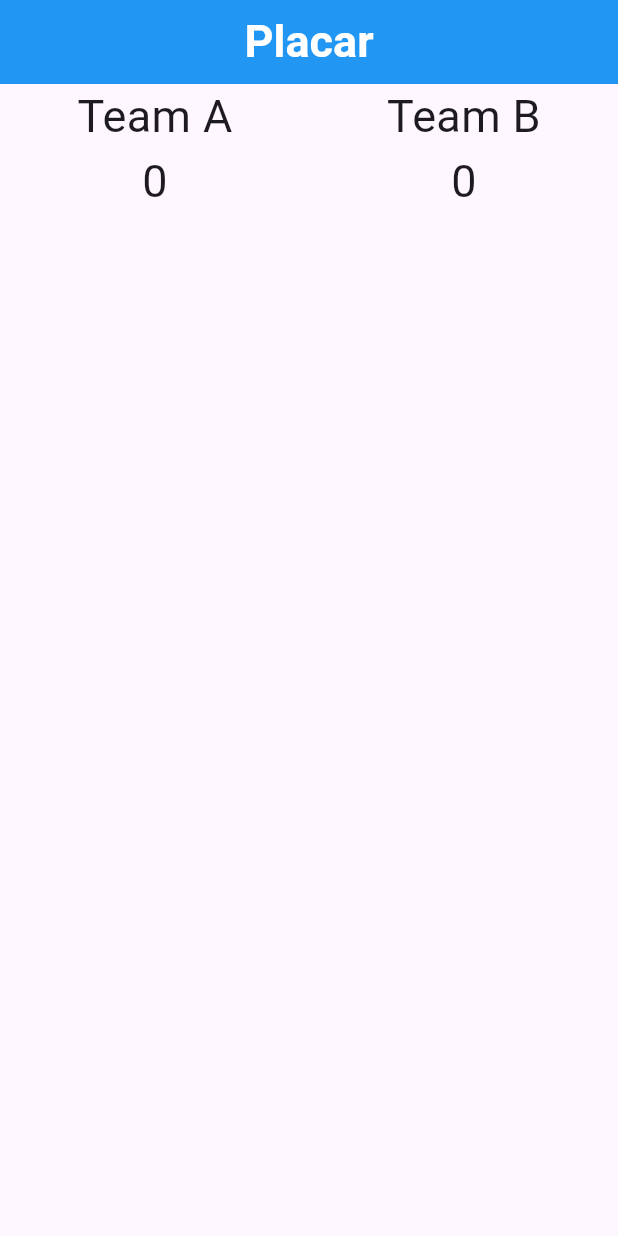
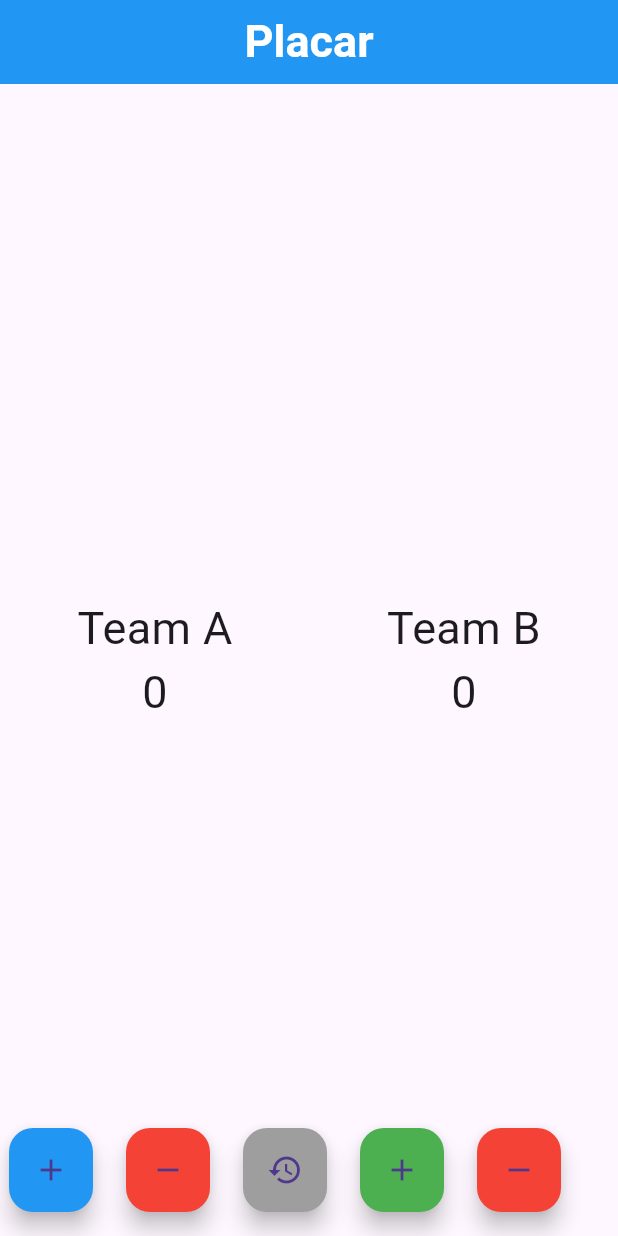
Before and after one commit to Allexkauan/-scoreboard, a Flutter app: the screen it shows after launch, on a phone screen of 412 x 824 dp. Run offline on Flutter 3.47's test engine with Material 3 defaults, Android fonts, the phone set to English and light mode, and no system bars.

Commit message:
add and remove buttons

```diff
--- a/lib/home_page.dart
+++ b/lib/home_page.dart
@@ -1,4 +1,11 @@
 import 'package:flutter/material.dart';
+
+//  class Placar extends StatefulWidget {
+//    const Placar({super.key});
+
+//    @override
+//    State<Placar> createState() => _PlacarState();
+//  }
 
 class HomePage extends StatelessWidget {
   const HomePage({super.key});
@@ -24,7 +31,7 @@ class HomePage extends StatelessWidget {
             mainAxisAlignment: MainAxisAlignment.spaceAround,
             children: <Widget>[
               Column(
-                mainAxisAlignment: MainAxisAlignment.start,
+                mainAxisAlignment: MainAxisAlignment.center,
                 children: [
                   Text(
                     'Team A',
@@ -41,7 +48,7 @@ class HomePage extends StatelessWidget {
                 ],
               ),
               Column(
-                mainAxisAlignment: MainAxisAlignment.start,
+                mainAxisAlignment: MainAxisAlignment.center,
                 children: [
                   Text(
                     'Team B',
@@ -58,45 +65,65 @@ class HomePage extends StatelessWidget {
                 ],
               )
             ],
-          )),
-    );
+          ),
+        ),
+        floatingActionButton: const Row(
+            mainAxisAlignment: MainAxisAlignment.spaceEvenly,
+            children: [
+              FloatingActionButton(
+                onPressed: null,
+                tooltip: 'incrementA',
+                backgroundColor: Colors.blue,
+                child: Icon(Icons.add),
+              ),
+              FloatingActionButton(
+                onPressed: null,
+                tooltip: 'incrementA',
+                backgroundColor: Colors.red,
+                child: Icon(Icons.remove),
+              ),
+              FloatingActionButton(
+                onPressed: null,
+                tooltip: 'incrementA',
+                backgroundColor: Colors.grey,
+                child: Icon(Icons.restore),
+              ),
+              FloatingActionButton(
+                onPressed: null,
+                tooltip: 'incrementA',
+                backgroundColor: Colors.green,
+                child: Icon(Icons.add),
+              ),
+              FloatingActionButton(
+                onPressed: null,
+                tooltip: 'incrementA',
+                backgroundColor: Colors.red,
+                child: Icon(Icons.remove),
+              )
+            ]));
   }
 }
 
+//  class _PlacarState extends State<Placar> {
+//    int _teamA = 0;
+//    int _teamB = 0;
 
+//    void _incrementeTeamA() {
+//      setState(() {
+//        _teamA++;
+//      });
+//    }
 
+//    void _incrementeTeamB() {
+//      setState(() {
+//        _teamB++;
+//      });
+//    }
 
-
-
-
-
-//  class MyHomepage extends StatefulWidget {
-//   const MyHomepage({super.key});
-
-//   @override
-//   State<MyHomepage> createState() => _Placar();
-// }
-
-// class _Placar extends State<MyHomepage> {
-//   int _teamA = 0;
-//   int _teamB = 0;
-
-//   void _incrementeTeamA() {
-//     setState(() {
-//       _teamA++;
-//     });
+//    void _resetCounter() {
+//      setState(() {
+//        _teamA = 0;
+//        _teamB = 0;
+//      });
+//    }
 //   }
-
-//   void _incrementeTeamB() {
-//     setState(() {
-//       _teamB++;
-//     });
-//   }
-
-//   void _resetCounter() {
-//     setState(() {
-//       _teamA = 0;
-//       _teamB = 0;
-//     });
-//   }
-// }
```
Lines whose indentation alone changed are shown as unchanged.
